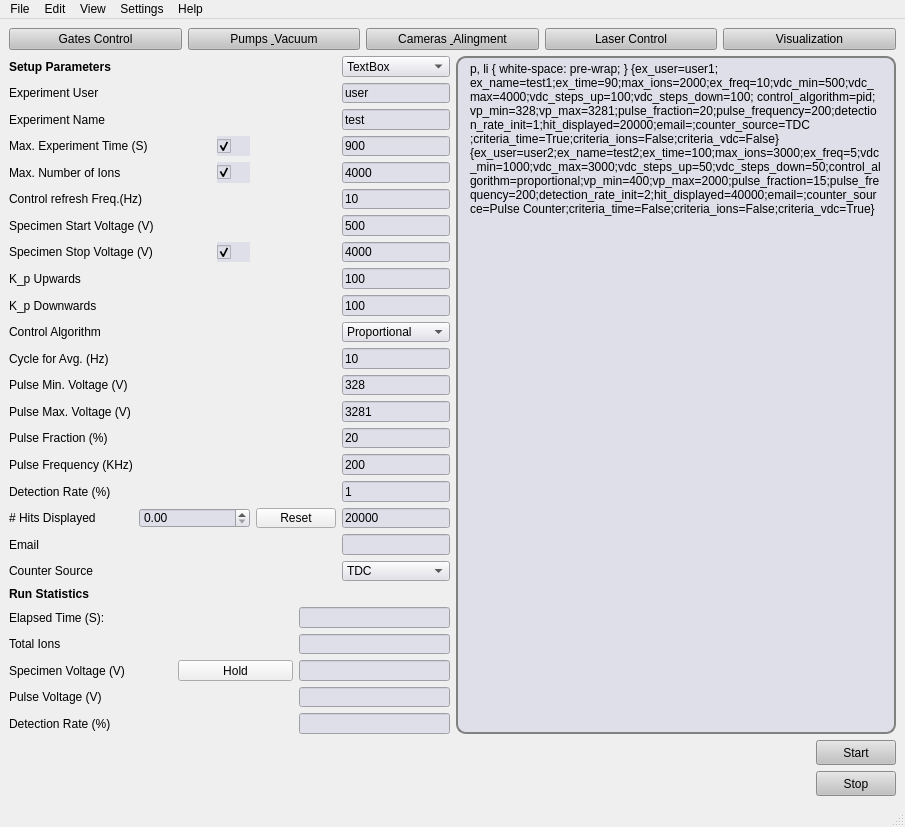
First picture: the form in pyccapt/files/PyQt6_UI/gui_main.ui, repository mmonajem/pyoxcart, before the edit.
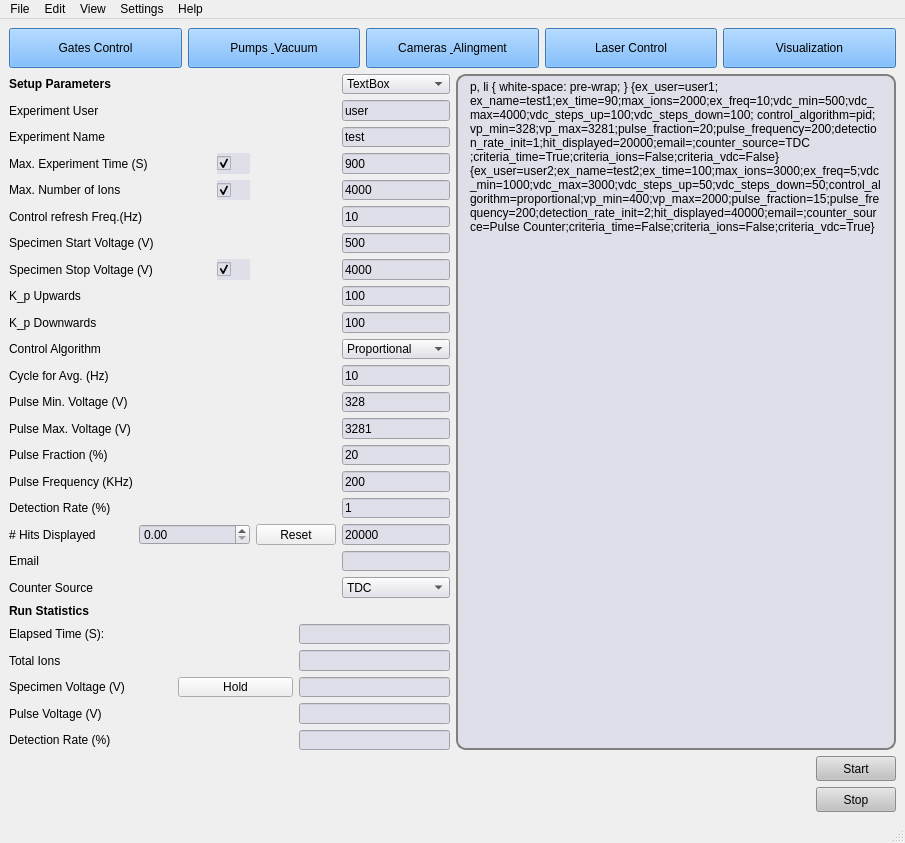
Second picture: the form after the edit.

Patch:
```diff
--- a/pyccapt/files/PyQt6_UI/gui_main.ui
+++ b/pyccapt/files/PyQt6_UI/gui_main.ui
@@ -7,7 +7,7 @@
                 <x>0</x>
                 <y>0</y>
                 <width>905</width>
-                <height>827</height>
+                <height>843</height>
             </rect>
         </property>
         <property name="windowTitle">
@@ -21,9 +21,15 @@
                             <layout class="QHBoxLayout" name="horizontalLayout">
                                 <item>
                                     <widget class="QPushButton" name="gates_control">
+                                        <property name="minimumSize">
+                                            <size>
+                                                <width>0</width>
+                                                <height>40</height>
+                                            </size>
+                                        </property>
                                         <property name="styleSheet">
                                             <string notr="true">QPushButton{
-                                                background: rgb(193, 193, 193)
+                                                background: rgb(85, 170, 255)
                                                 }
                                             </string>
                                         </property>
@@ -34,9 +40,15 @@
                                 </item>
                                 <item>
                                     <widget class="QPushButton" name="pumps_vaccum">
+                                        <property name="minimumSize">
+                                            <size>
+                                                <width>0</width>
+                                                <height>40</height>
+                                            </size>
+                                        </property>
                                         <property name="styleSheet">
                                             <string notr="true">QPushButton{
-                                                background: rgb(193, 193, 193)
+                                                background: rgb(85, 170, 255)
                                                 }
                                             </string>
                                         </property>
@@ -47,9 +59,15 @@
                                 </item>
                                 <item>
                                     <widget class="QPushButton" name="Camears">
+                                        <property name="minimumSize">
+                                            <size>
+                                                <width>0</width>
+                                                <height>40</height>
+                                            </size>
+                                        </property>
                                         <property name="styleSheet">
                                             <string notr="true">QPushButton{
-                                                background: rgb(193, 193, 193)
+                                                background: rgb(85, 170, 255)
                                                 }
                                             </string>
                                         </property>
@@ -60,9 +78,21 @@
                                 </item>
                                 <item>
                                     <widget class="QPushButton" name="laser_control">
+                                        <property name="minimumSize">
+                                            <size>
+                                                <width>0</width>
+                                                <height>40</height>
+                                            </size>
+                                        </property>
+                                        <property name="sizeIncrement">
+                                            <size>
+                                                <width>0</width>
+                                                <height>0</height>
+                                            </size>
+                                        </property>
                                         <property name="styleSheet">
                                             <string notr="true">QPushButton{
-                                                background: rgb(193, 193, 193)
+                                                background: rgb(85, 170, 255)
                                                 }
                                             </string>
                                         </property>
@@ -73,9 +103,21 @@
                                 </item>
                                 <item>
                                     <widget class="QPushButton" name="Visualization">
+                                        <property name="minimumSize">
+                                            <size>
+                                                <width>0</width>
+                                                <height>40</height>
+                                            </size>
+                                        </property>
+                                        <property name="sizeIncrement">
+                                            <size>
+                                                <width>0</width>
+                                                <height>0</height>
+                                            </size>
+                                        </property>
                                         <property name="styleSheet">
                                             <string notr="true">QPushButton{
-                                                background: rgb(193, 193, 193)
+                                                background: rgb(85, 170, 255)
                                                 }
                                             </string>
                                         </property>
@@ -1252,6 +1294,8 @@
                                         &lt;/style&gt;&lt;/head&gt;&lt;body style=&quot; font-family:'Segoe UI';
                                         font-size:9pt; font-weight:400; font-style:normal;&quot;&gt;
                                         &lt;p style=&quot; margin-top:0px; margin-bottom:0px; margin-left:0px;
+                                        margin-right:0px; -qt-block-indent:0; text-indent:0px;&quot;&gt; &lt;/p&gt;
+                                        &lt;p style=&quot; margin-top:0px; margin-bottom:0px; margin-left:0px;
                                         margin-right:0px; -qt-block-indent:0; text-indent:0px;&quot;&gt;&lt;span style=&quot;
                                         font-family:'JetBrains Mono,monospace'; font-size:8pt; color:#000000;&quot;&gt;{ex_user=user1;&lt;/span&gt;&lt;span
                                         style=&quot; font-family:'MS Shell Dlg 2'; font-size:7.875pt;&quot;&gt;ex_name=test1;ex_time=90;max_ions=2000;ex_freq=10;vdc_min=500;vdc_max=4000;vdc_steps_up=100;vdc_steps_down=100;&lt;/span&gt;&lt;span
@@ -1259,11 +1303,13 @@
                                         color:#000000;&quot;&gt;control_algorithm=pid;&lt;/span&gt;&lt;span style=&quot;
                                         font-family:'MS Shell Dlg 2'; font-size:7.875pt;&quot;&gt;vp_min=328;vp_max=3281;pulse_fraction=20;pulse_frequency=200;detection_rate_init=1;hit_displayed=20000;email=;counter_source=TDC&lt;/span&gt;&lt;span
                                         style=&quot; font-family:'JetBrains Mono,monospace'; font-size:8pt;
-                                        color:#000000;&quot;&gt;;criteria_time=True;criteria_ions=False;criteria_vdc=False}&lt;/span&gt;&lt;/p&gt;
+                                        color:#000000;&quot;&gt;;criteria_time=True;criteria_ions=False;criteria_vdc=False}&lt;/span&gt;
+                                        &lt;/p&gt;
                                         &lt;p style=&quot; margin-top:0px; margin-bottom:0px; margin-left:0px;
                                         margin-right:0px; -qt-block-indent:0; text-indent:0px;&quot;&gt;&lt;span style=&quot;
                                         font-family:'JetBrains Mono,monospace'; font-size:8pt; color:#000000;&quot;&gt;{ex_user=user2;ex_name=test2;ex_time=100;max_ions=3000;ex_freq=5;vdc_min=1000;vdc_max=3000;vdc_steps_up=50;vdc_steps_down=50;control_algorithm=proportional;vp_min=400;vp_max=2000;pulse_fraction=15;pulse_frequency=200;detection_rate_init=2;hit_displayed=40000;email=;counter_source=Pulse
-                                        Counter;criteria_time=False;criteria_ions=False;criteria_vdc=True}&lt;/span&gt;&lt;/p&gt;&lt;/body&gt;&lt;/html&gt;
+                                        Counter;criteria_time=False;criteria_ions=False;criteria_vdc=True}&lt;/span&gt;
+                                        &lt;/p&gt;&lt;/body&gt;&lt;/html&gt;
                                     </string>
                                 </property>
                             </widget>
```
